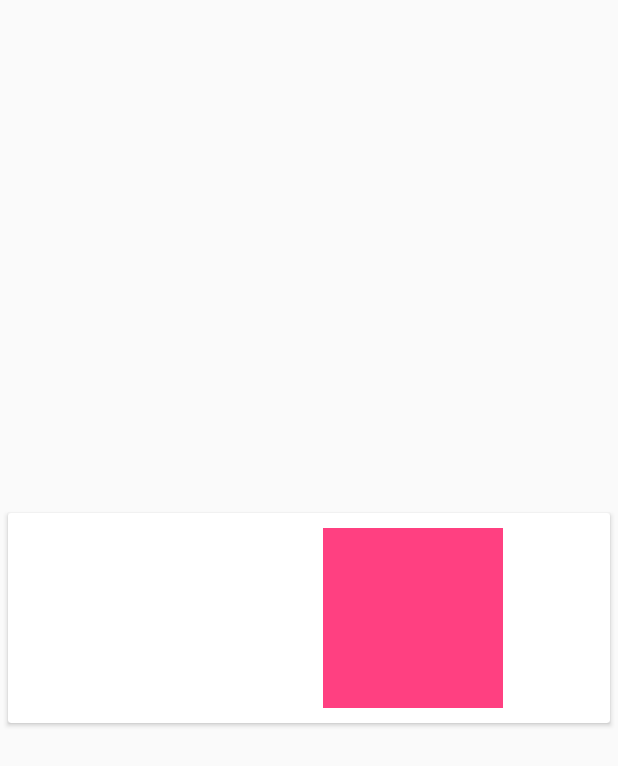
After one commit to nafarya/MarketForMoms, an Android app: the layout fragment_category_list_item.xml on its own in the app's theme, with its tools: preview values and no code run, on a phone screen of 412 x 824 dp. The commit adds this screen. Shown: the top 766 px of the screen. Run offline under Robolectric (Android 15) with nearby library versions, the phone set to English and light mode, and no system bars.

Commit message:
Category List

```diff
--- a/app/src/main/java/com/example/dan/mommarket/database/Contract.java
+++ b/app/src/main/java/com/example/dan/mommarket/database/Contract.java
@@ -105,11 +105,13 @@ public interface Contract {
         public static final String PRODUCT_CATEGORY_ID = "_ID";
         public static final String PRODUCT_CATEGORY_NAME = "NAME";
         public static final String PRODUCT_CATEGORY_IMAGE_ID = "ID";
+        public static final String PRODUCT_CATEGORY_DESCRIPTION = "DESCRIPTION";
         public static final String PRODUCT_CATEGORY_PARENT_CATEGORY_ID = "PARENT_CATEGORY_ID";
 
         public static final String PRODUCT_CATEGORY_TABLE_CREATE = "create table " + TABLE + " (" +
                 PRODUCT_CATEGORY_ID + " INTEGER, " +
                 PRODUCT_CATEGORY_NAME + " TEXT NOT NULL, " +
+                PRODUCT_CATEGORY_DESCRIPTION + " TEXT, " +
                 PRODUCT_CATEGORY_IMAGE_ID + " INTEGER, " +
                 PRODUCT_CATEGORY_PARENT_CATEGORY_ID + " INTEGER );";
     }
--- a/app/src/main/java/com/example/dan/mommarket/view/MainAdviceListViewImpl.java
+++ b/app/src/main/java/com/example/dan/mommarket/view/MainAdviceListViewImpl.java
@@ -36,7 +36,7 @@ public class MainAdviceListViewImpl extends Fragment implements MainAdviceListVi
     public View onCreateView(LayoutInflater inflater, @Nullable ViewGroup container, @Nullable Bundle savedInstanceState) {
         v = inflater.inflate(R.layout.fragment_advice_list, container, false);
         recyclerView = (RecyclerView) v.findViewById(R.id.rv_advice_list);
-//        catalogPresenter = new CatalogPresenterImpl(context);
+//        categoryListPresenter = new CategoryListPresenterImpl(context);
         mainAdviceListPresenter = MainAdviceListPresenterImpl.getInstance();
         mainAdviceListPresenter.setView(this);
         mainAdviceListPresenter.onCreateView(savedInstanceState);
--- /dev/null
+++ b/app/src/main/res/layout/fragment_category_list_item.xml
@@ -0,0 +1,37 @@
+<?xml version="1.0" encoding="utf-8"?>
+<android.support.v7.widget.CardView xmlns:card_view="http://schemas.android.com/apk/res-auto"
+    xmlns:android="http://schemas.android.com/apk/res/android"
+    android:id="@+id/card_view"
+    android:layout_gravity="center"
+    android:layout_width="match_parent"
+    android:layout_height="wrap_content"
+    android:layout_margin="5dp"
+    card_view:cardCornerRadius="2dp">
+
+    <RelativeLayout
+        xmlns:android="http://schemas.android.com/apk/res/android"
+        android:orientation="horizontal"
+        android:layout_width="match_parent"
+        android:layout_height="wrap_content"
+        android:layout_margin="10dp">
+
+        <TextView
+            android:layout_width="200dp"
+            android:layout_height="wrap_content"
+            android:id="@+id/rv_category_list_item_name"/>
+
+        <TextView
+            android:layout_width="wrap_content"
+            android:layout_height="wrap_content"
+            android:id="@+id/rv_category_list_item_description"
+            android:layout_below="@id/rv_category_list_item_name"/>
+
+        <ImageView
+            android:layout_width="120dp"
+            android:layout_height="120dp"
+            android:id="@+id/rv_category_list_item_image"
+            android:background="@color/colorAccent"
+            android:layout_toRightOf="@id/rv_category_list_item_name"/>
+
+    </RelativeLayout>
+</android.support.v7.widget.CardView>
--- a/app/src/main/res/values/strings.xml
+++ b/app/src/main/res/values/strings.xml
@@ -12,4 +12,6 @@
     <string name="choose_clothes_header">Какую выбрать одежду</string>
     <string name="choose_clothes">Летняя одежда должна защищать от солнечных лучей, перегрева и переохлаждения. Выбирая комплект, ориентируйтесь на температуру воздуха в тени. \n\nВажно, чтобы одежда была сшита из натуральных материалов — хлопка, ситца или льна (для детей старше 5 месяцев). В ней ребенку будет не жарко, и от ткани не возникнет раздражение.</string>
     <string name="what_you_should_buy">Что купить?</string>
+    <string name="for_moms">Для мамочек</string>
+    <string name="for_childs">Для детей</string>
 </resources>
```
Also changed, not shown: app/src/main/java/com/example/dan/mommarket/adapter/CategoryListRVAdapter.java (added, +59 -0 lines), app/src/main/java/com/example/dan/mommarket/database/CategoryDataSource.java (+11 -7 lines), app/src/main/java/com/example/dan/mommarket/model/ProductCategory.java (+23 -2 lines), app/src/main/java/com/example/dan/mommarket/presenter/CategoryListPresenter.java (added, +16 -0 lines), app/src/main/java/com/example/dan/mommarket/presenter/CategoryListPresenterImpl.java (added, +65 -0 lines), app/src/main/java/com/example/dan/mommarket/view/CategoryListView.java (added, +15 -0 lines), app/src/main/java/com/example/dan/mommarket/view/CategoryListViewImpl.java (added, +53 -0 lines), app/src/main/res/layout/fragment_category_list.xml (added, +7 -0 lines), app/src/main/res/layout/fragment_category_main.xml (added, +54 -0 lines), 1 other file.
